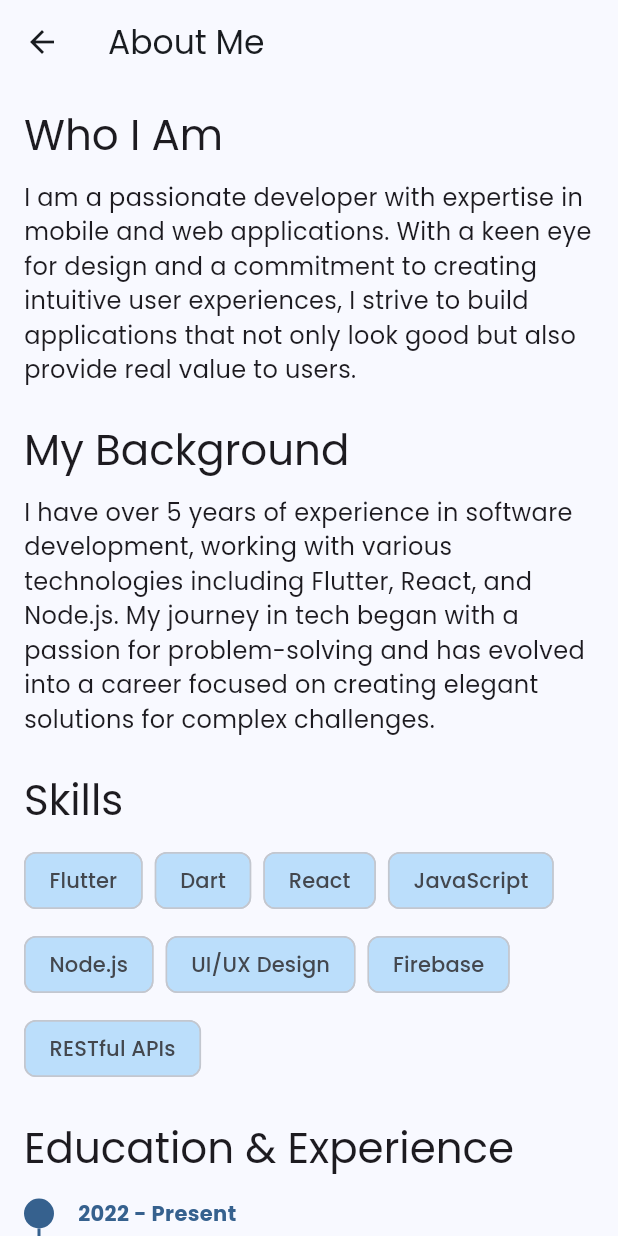
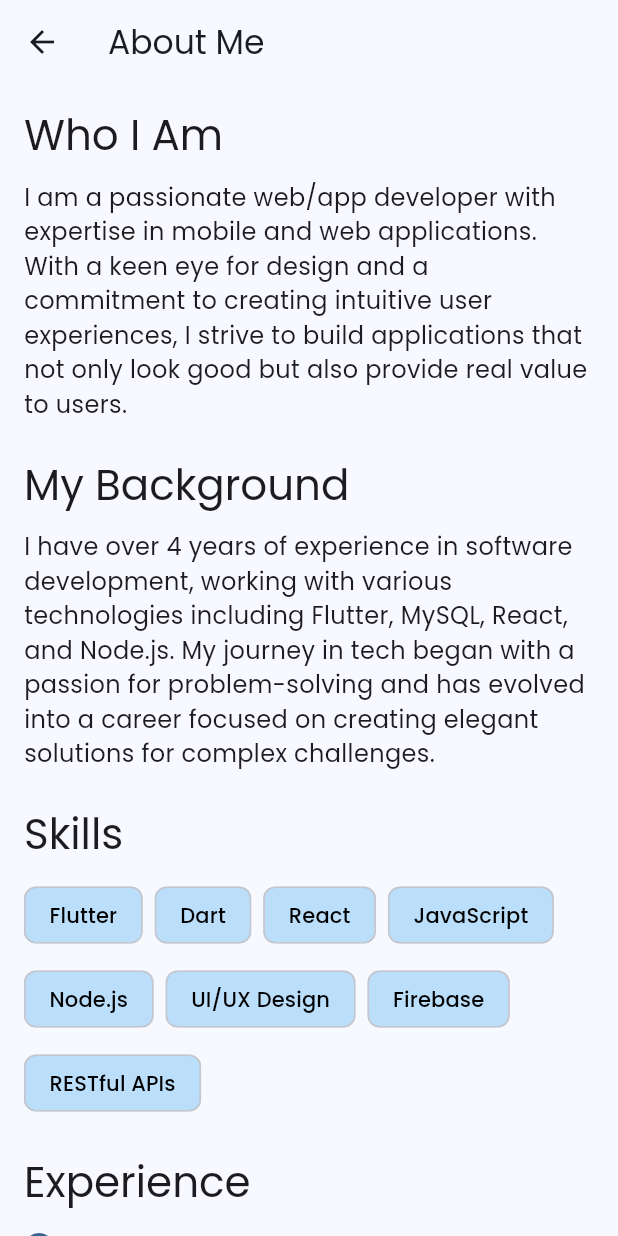
Before and after one commit to ekrajghimire/Personal-Flutter-App, a Flutter app: the AboutScreen screen opened directly, on a phone screen of 412 x 824 dp. Run offline on Flutter 3.47's test engine with Material 3 defaults, Android fonts, the light colour scheme and no system bars; our stand-ins replace cached_network_image, flutter_svg, google_fonts, share_plus, shared_preferences; accounts and stored records are empty.

Commit message:
update on about me

```diff
--- a/lib/screens/about/about_screen.dart
+++ b/lib/screens/about/about_screen.dart
@@ -16,7 +16,7 @@ class AboutScreen extends StatelessWidget {
             Text('Who I Am', style: Theme.of(context).textTheme.headlineMedium),
             const SizedBox(height: 12),
             const Text(
-              'I am a passionate developer with expertise in mobile and web applications. '
+              'I am a passionate web/app developer with expertise in mobile and web applications. '
               'With a keen eye for design and a commitment to creating intuitive user experiences, '
               'I strive to build applications that not only look good but also provide real value to users.',
               style: TextStyle(fontSize: 16),
@@ -30,8 +30,8 @@ class AboutScreen extends StatelessWidget {
             ),
             const SizedBox(height: 12),
             const Text(
-              'I have over 5 years of experience in software development, working with various technologies '
-              'including Flutter, React, and Node.js. My journey in tech began with a passion for problem-solving '
+              'I have over 4 years of experience in software development, working with various technologies '
+              'including Flutter, MySQL, React, and Node.js. My journey in tech began with a passion for problem-solving '
               'and has evolved into a career focused on creating elegant solutions for complex challenges.',
               style: TextStyle(fontSize: 16),
             ),
@@ -56,13 +56,22 @@ class AboutScreen extends StatelessWidget {
             ),
             const SizedBox(height: 24),
 
-            // Education/Experience Timeline
+            // Experience Section
             Text(
-              'Education & Experience',
+              'Experience',
               style: Theme.of(context).textTheme.headlineMedium,
             ),
             const SizedBox(height: 16),
-            _buildTimeline(context),
+            _buildExperienceTimeline(context),
+            const SizedBox(height: 24),
+
+            // Education Section
+            Text(
+              'Education',
+              style: Theme.of(context).textTheme.headlineMedium,
+            ),
+            const SizedBox(height: 16),
+            _buildEducationTimeline(context),
           ],
         ),
       ),
@@ -70,10 +79,13 @@ class AboutScreen extends StatelessWidget {
   }
 
   Widget _buildSkillChip(String label) {
-    return Chip(label: Text(label), backgroundColor: Colors.blue.shade100);
+    return Chip(
+      label: Text(label, style: const TextStyle(color: Colors.black)),
+      backgroundColor: Colors.blue.shade100,
+    );
   }
 
-  Widget _buildTimeline(BuildContext context) {
+  Widget _buildExperienceTimeline(BuildContext context) {
     return Column(
       children: [
         _buildTimelineItem(
@@ -96,13 +108,29 @@ class AboutScreen extends StatelessWidget {
           'Junior Developer',
           'StartUp Tech',
           'Worked on web and mobile applications using React and React Native.',
+          isLast: true,
+        ),
+      ],
+    );
+  }
+
+  Widget _buildEducationTimeline(BuildContext context) {
+    return Column(
+      children: [
+        _buildTimelineItem(
+          context,
+          '2021 - 2025',
+          'B.Tech Computer Science & Engineering',
+          'JAIN (Deemed-to-be University)',
+          'Graduated with engineering degree, specializing in Mobile Application and Cloud Technology.',
+          isLast: true,
         ),
         _buildTimelineItem(
           context,
-          '2014 - 2018',
-          'BSc Computer Science',
-          'University of Technology',
-          'Graduated with honors, specializing in software development.',
+          '2018 - 2020',
+          '+2 (Computer Science)',
+          'Tilottama Campus',
+          'Graduated with Science, Physic, Chemistry, Mathematics, and Computer Science',
           isLast: true,
         ),
       ],
```
